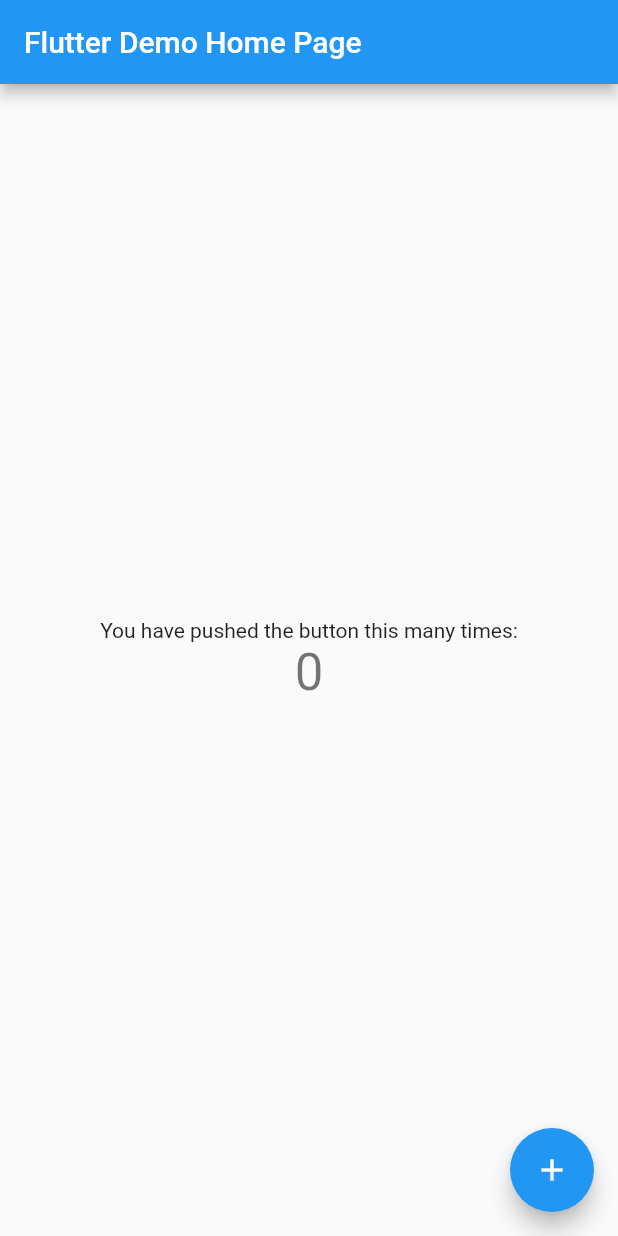
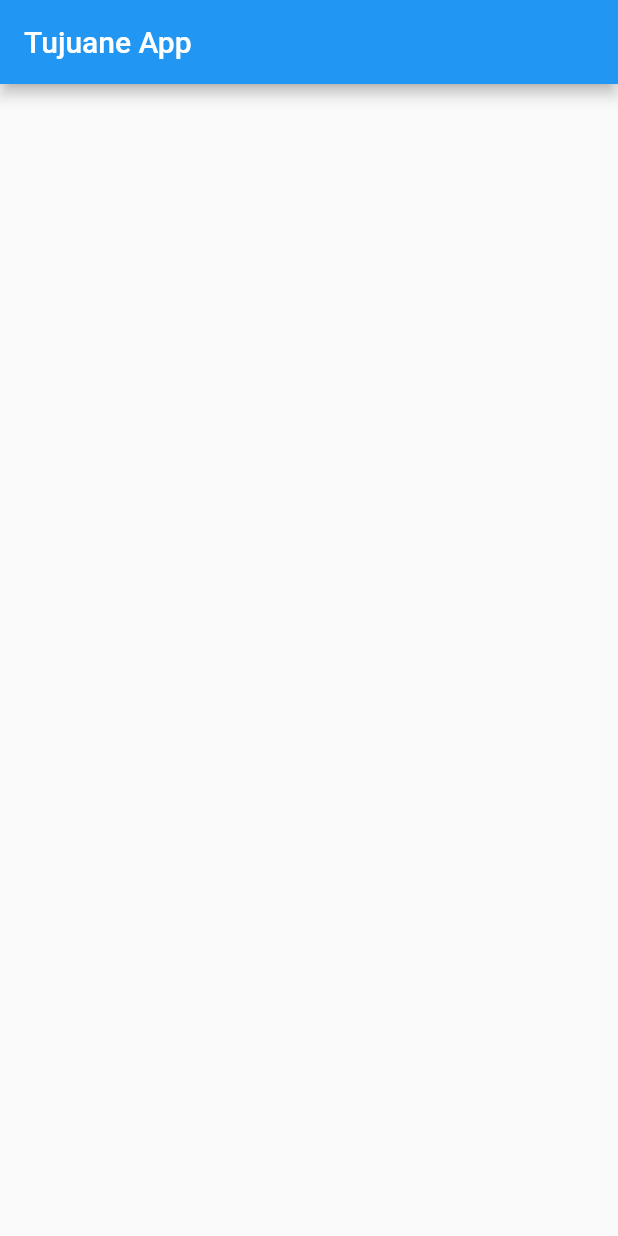
Before and after one commit to J-A-Christopher/Tujuane-App, a Flutter app: the screen it shows after launch, on a phone screen of 412 x 824 dp. Run offline on Flutter 3.47's test engine with Material 2 defaults, Android fonts, the light colour scheme and no system bars.

Commit message:
Second Commit

```diff
--- a/tujuane_app/lib/main.dart
+++ b/tujuane_app/lib/main.dart
@@ -1,115 +1,20 @@
 import 'package:flutter/material.dart';
 
 void main() {
-  runApp(const MyApp());
+  runApp(const Main());
 }
 
-class MyApp extends StatelessWidget {
-  const MyApp({super.key});
+class Main extends StatelessWidget {
+  const Main({super.key});
 
-  // This widget is the root of your application.
   @override
   Widget build(BuildContext context) {
     return MaterialApp(
-      title: 'Flutter Demo',
-      theme: ThemeData(
-        // This is the theme of your application.
-        //
-        // Try running your application with "flutter run". You'll see the
-        // application has a blue toolbar. Then, without quitting the app, try
-        // changing the primarySwatch below to Colors.green and then invoke
-        // "hot reload" (press "r" in the console where you ran "flutter run",
-        // or simply save your changes to "hot reload" in a Flutter IDE).
-        // Notice that the counter didn't reset back to zero; the application
-        // is not restarted.
-        primarySwatch: Colors.blue,
+        home: Scaffold(
+      appBar: AppBar(
+        title: const Text('Tujuane App'),
       ),
-      home: const MyHomePage(title: 'Flutter Demo Home Page'),
-    );
+      body: Container(),
+    ));
   }
 }
-
-class MyHomePage extends StatefulWidget {
-  const MyHomePage({super.key, required this.title});
-
-  // This widget is the home page of your application. It is stateful, meaning
-  // that it has a State object (defined below) that contains fields that affect
-  // how it looks.
-
-  // This class is the configuration for the state. It holds the values (in this
-  // case the title) provided by the parent (in this case the App widget) and
-  // used by the build method of the State. Fields in a Widget subclass are
-  // always marked "final".
-
-  final String title;
-
-  @override
-  State<MyHomePage> createState() => _MyHomePageState();
-}
-
-class _MyHomePageState extends State<MyHomePage> {
-  int _counter = 0;
-
-  void _incrementCounter() {
-    setState(() {
-      // This call to setState tells the Flutter framework that something has
-      // changed in this State, which causes it to rerun the build method below
-      // so that the display can reflect the updated values. If we changed
-      // _counter without calling setState(), then the build method would not be
-      // called again, and so nothing would appear to happen.
-      _counter++;
-    });
-  }
-
-  @override
-  Widget build(BuildContext context) {
-    // This method is rerun every time setState is called, for instance as done
-    // by the _incrementCounter method above.
-    //
-    // The Flutter framework has been optimized to make rerunning build methods
-    // fast, so that you can just rebuild anything that needs updating rather
-    // than having to individually change instances of widgets.
-    return Scaffold(
-      appBar: AppBar(
-        // Here we take the value from the MyHomePage object that was created by
-        // the App.build method, and use it to set our appbar title.
-        title: Text(widget.title),
-      ),
-      body: Center(
-        // Center is a layout widget. It takes a single child and positions it
-        // in the middle of the parent.
-        child: Column(
-          // Column is also a layout widget. It takes a list of children and
-          // arranges them vertically. By default, it sizes itself to fit its
-          // children horizontally, and tries to be as tall as its parent.
-          //
-          // Invoke "debug painting" (press "p" in the console, choose the
-          // "Toggle Debug Paint" action from the Flutter Inspector in Android
-          // Studio, or the "Toggle Debug Paint" command in Visual Studio Code)
-          // to see the wireframe for each widget.
-          //
-          // Column has various properties to control how it sizes itself and
-          // how it positions its children. Here we use mainAxisAlignment to
-          // center the children vertically; the main axis here is the vertical
-          // axis because Columns are vertical (the cross axis would be
-          // horizontal).
-          mainAxisAlignment: MainAxisAlignment.center,
-          children: <Widget>[
-            const Text(
-              'You have pushed the button this many times:',
-            ),
-            Text(
-              '$_counter',
-              style: Theme.of(context).textTheme.headline4,
-            ),
-          ],
-        ),
-      ),
-      floatingActionButton: FloatingActionButton(
-        onPressed: _incrementCounter,
-        tooltip: 'Increment',
-        child: const Icon(Icons.add),
-      ), // This trailing comma makes auto-formatting nicer for build methods.
-    );
-  }
-}
```
